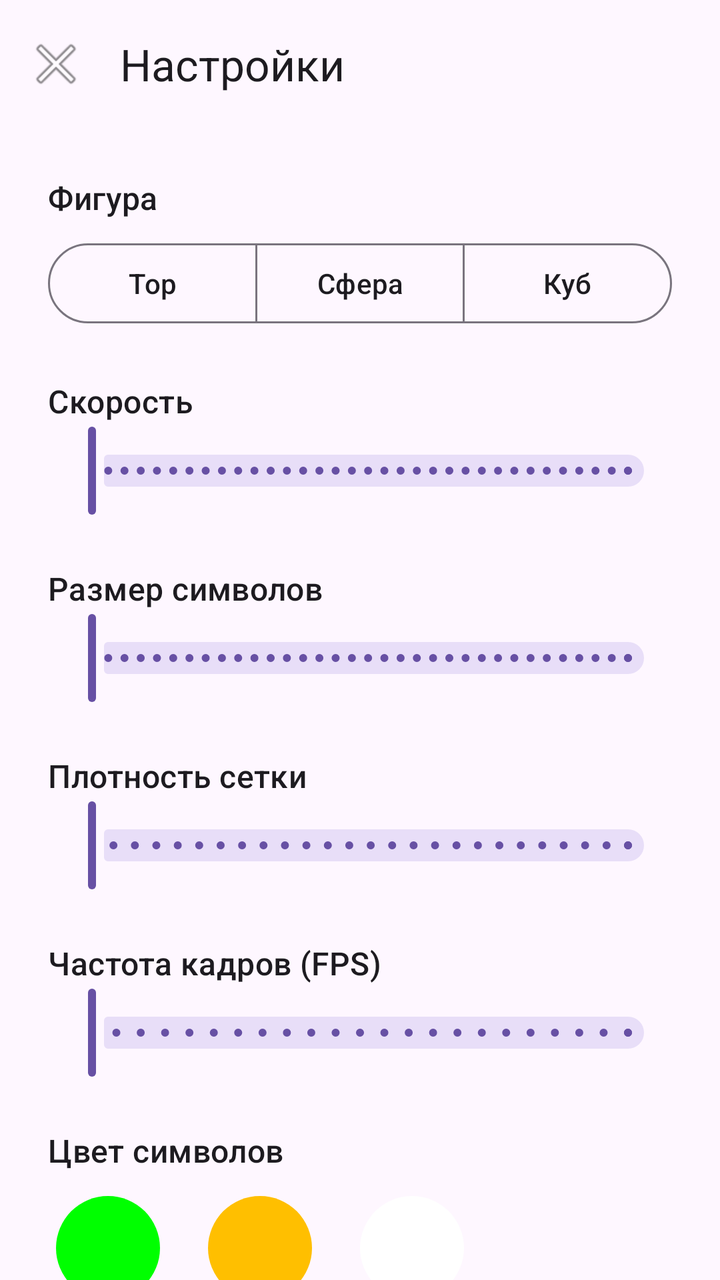
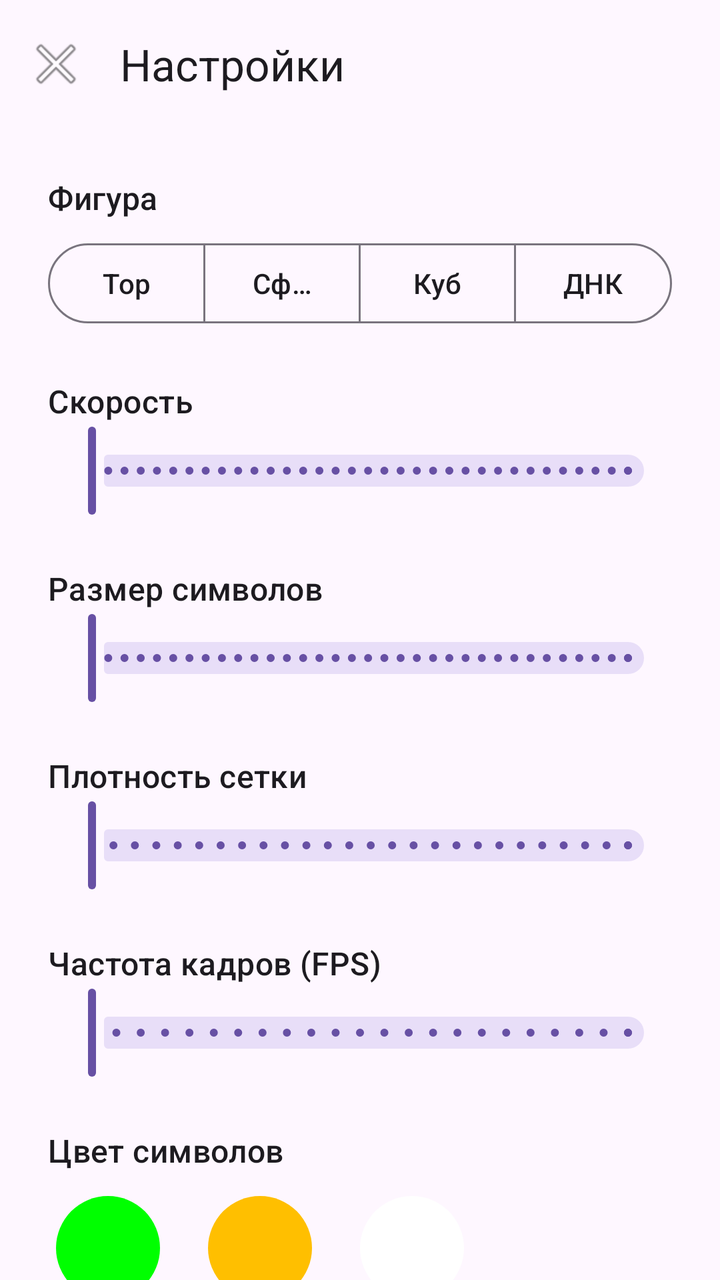

The first picture is an Android layout as it rendered before a commit; the second is the same layout after the commit. The layout source and the unified diff follow.
<!-- AndroidManifest.xml: activity theme Theme.Ascii_Wallpapers -->
<!-- res/layout/activity_settings.xml -->
<?xml version="1.0" encoding="utf-8"?>
<androidx.coordinatorlayout.widget.CoordinatorLayout
    xmlns:android="http://schemas.android.com/apk/res/android"
    xmlns:app="http://schemas.android.com/apk/res-auto"
    xmlns:tools="http://schemas.android.com/tools"
    android:layout_width="match_parent"
    android:layout_height="match_parent"
    android:background="?attr/colorSurface"
    tools:context=".SettingsActivity">

    <com.google.android.material.appbar.AppBarLayout
        android:layout_width="match_parent"
        android:layout_height="wrap_content">

        <com.google.android.material.appbar.MaterialToolbar
            android:id="@+id/toolbar"
            android:layout_width="match_parent"
            android:layout_height="?attr/actionBarSize"
            app:title="Настройки"
            app:navigationIcon="@android:drawable/ic_menu_close_clear_cancel" />
    </com.google.android.material.appbar.AppBarLayout>

    <androidx.core.widget.NestedScrollView
        android:layout_width="match_parent"
        android:layout_height="match_parent"
        app:layout_behavior="@string/appbar_scrolling_view_behavior">

        <LinearLayout
            android:layout_width="match_parent"
            android:layout_height="wrap_content"
            android:orientation="vertical"
            android:padding="24dp">

            
            <TextView
                android:layout_width="wrap_content"
                android:layout_height="wrap_content"
                android:text="Фигура"
                android:textAppearance="?attr/textAppearanceTitleMedium"
                android:layout_marginBottom="8dp" />

            <com.google.android.material.button.MaterialButtonToggleGroup
                android:id="@+id/toggleShape"
                android:layout_width="match_parent"
                android:layout_height="wrap_content"
                app:singleSelection="true"
                app:selectionRequired="true"
                android:layout_marginBottom="24dp">

                <com.google.android.material.button.MaterialButton
                    android:id="@+id/btnTorus"
                    style="@style/Widget.Material3.Button.OutlinedButton"
                    android:layout_width="0dp"
                    android:layout_height="wrap_content"
                    android:layout_weight="1"
                    android:text="Тор" />

                <com.google.android.material.button.MaterialButton
                    android:id="@+id/btnSphere"
                    style="@style/Widget.Material3.Button.OutlinedButton"
                    android:layout_width="0dp"
                    android:layout_height="wrap_content"
                    android:layout_weight="1"
                    android:text="Сфера" />

                <com.google.android.material.button.MaterialButton
                    android:id="@+id/btnCube"
                    style="@style/Widget.Material3.Button.OutlinedButton"
                    android:layout_width="0dp"
                    android:layout_height="wrap_content"
                    android:layout_weight="1"
                    android:text="Куб" />
            </com.google.android.material.button.MaterialButtonToggleGroup>

            
            <TextView
                android:layout_width="wrap_content"
                android:layout_height="wrap_content"
                android:text="Скорость"
                android:textAppearance="?attr/textAppearanceTitleMedium" />

            <com.google.android.material.slider.Slider
                android:id="@+id/sliderSpeed"
                android:layout_width="match_parent"
                android:layout_height="wrap_content"
                android:valueFrom="10.0"
                android:valueTo="100.0"
                android:stepSize="1.0"
                android:layout_marginBottom="24dp" />

            
            <TextView
                android:layout_width="wrap_content"
                android:layout_height="wrap_content"
                android:text="Размер символов"
                android:textAppearance="?attr/textAppearanceTitleMedium" />

            <com.google.android.material.slider.Slider
                android:id="@+id/sliderSize"
                android:layout_width="match_parent"
                android:layout_height="wrap_content"
                android:valueFrom="10.0"
                android:valueTo="60.0"
                android:stepSize="1.0"
                android:layout_marginBottom="24dp" />

            
            <TextView
                android:layout_width="wrap_content"
                android:layout_height="wrap_content"
                android:text="Плотность сетки"
                android:textAppearance="?attr/textAppearanceTitleMedium" />

            <com.google.android.material.slider.Slider
                android:id="@+id/sliderDensity"
                android:layout_width="match_parent"
                android:layout_height="wrap_content"
                android:valueFrom="5.0"
                android:valueTo="30.0"
                android:stepSize="1.0"
                android:layout_marginBottom="24dp" />

            
            <TextView
                android:layout_width="wrap_content"
                android:layout_height="wrap_content"
                android:text="Частота кадров (FPS)"
                android:textAppearance="?attr/textAppearanceTitleMedium" />

            <com.google.android.material.slider.Slider
                android:id="@+id/sliderFps"
                android:layout_width="match_parent"
                android:layout_height="wrap_content"
                android:valueFrom="10.0"
                android:valueTo="120.0"
                android:stepSize="5.0"
                android:layout_marginBottom="24dp" />

            
            <TextView
                android:layout_width="wrap_content"
                android:layout_height="wrap_content"
                android:text="Цвет символов"
                android:textAppearance="?attr/textAppearanceTitleMedium"
                android:layout_marginBottom="8dp" />

            <LinearLayout
                android:layout_width="match_parent"
                android:layout_height="wrap_content"
                android:orientation="horizontal">

                <com.google.android.material.button.MaterialButton
                    android:id="@+id/btnColorGreen"
                    style="@style/Widget.Material3.Button.IconButton.Filled"
                    android:layout_width="60dp"
                    android:layout_height="60dp"
                    android:layout_marginEnd="16dp"
                    app:backgroundTint="#00FF00" />

                <com.google.android.material.button.MaterialButton
                    android:id="@+id/btnColorAmber"
                    style="@style/Widget.Material3.Button.IconButton.Filled"
                    android:layout_width="60dp"
                    android:layout_height="60dp"
                    android:layout_marginEnd="16dp"
                    app:backgroundTint="#FFBF00" />

                <com.google.android.material.button.MaterialButton
                    android:id="@+id/btnColorWhite"
                    style="@style/Widget.Material3.Button.IconButton.Filled"
                    android:layout_width="60dp"
                    android:layout_height="60dp"
                    app:backgroundTint="#FFFFFF" />
            </LinearLayout>

        </LinearLayout>
    </androidx.core.widget.NestedScrollView>
</androidx.coordinatorlayout.widget.CoordinatorLayout>
<!-- resources referenced by this layout -->
<resources>
  <style name="Theme.Ascii_Wallpapers" parent="Theme.Material3.DayNight.NoActionBar">
          
      </style>
</resources>

<!-- the commit's change to res/layout/activity_settings.xml (unified diff, before → after) -->
@@ -70,6 +70,14 @@
                     android:layout_height="wrap_content"
                     android:layout_weight="1"
                     android:text="Куб" />
+
+                <com.google.android.material.button.MaterialButton
+                    android:id="@+id/btnDna"
+                    style="@style/Widget.Material3.Button.OutlinedButton"
+                    android:layout_width="0dp"
+                    android:layout_height="wrap_content"
+                    android:layout_weight="1"
+                    android:text="ДНК" />
             </com.google.android.material.button.MaterialButtonToggleGroup>
 
             
